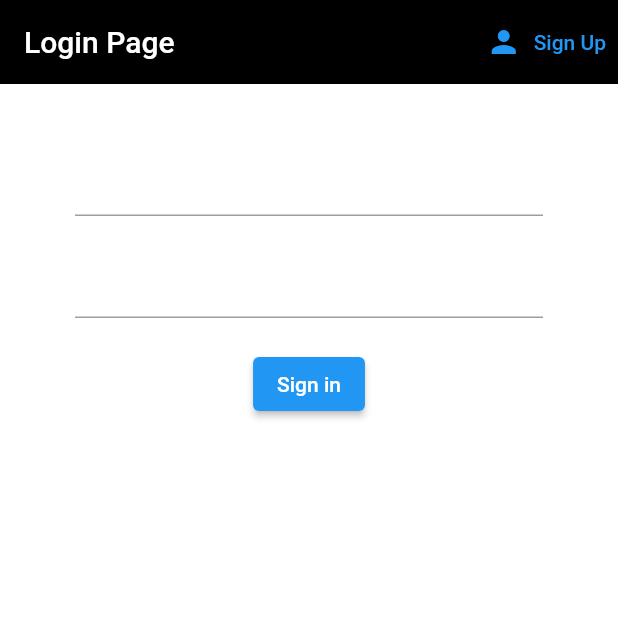
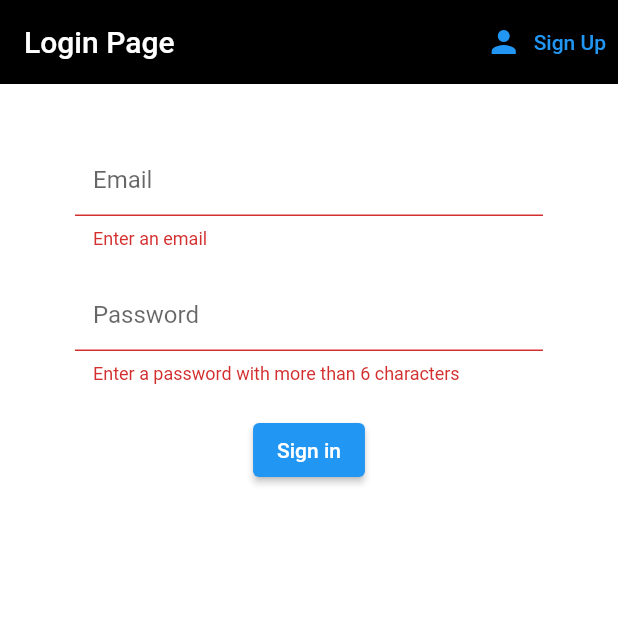
Before and after one commit to ronitdasgupta/covidbookingapp_repo, a Flutter app: the screen it shows after launch, after a tap on "Sign in", on a phone screen of 412 x 824 dp, the top half of it. Run offline on Flutter 3.47's test engine with Material 2 defaults, Android fonts, the phone set to English and light mode, and no system bars; our stand-ins replace firebase_auth, firebase_core; accounts and stored records are empty.

```diff
--- a/lib/screens/authenticate/register.dart
+++ b/lib/screens/authenticate/register.dart
@@ -1,4 +1,5 @@
 import 'package:covidbookingapp_repo/services/auth.dart';
+import 'package:covidbookingapp_repo/shared/constants.dart';
 import 'package:flutter/material.dart';
 
 class Register extends StatefulWidget {
@@ -46,6 +47,7 @@ class _RegisterState extends State<Register> {
             children: <Widget> [
               SizedBox(height: 20.0),
               TextFormField(
+                decoration: textInputDecoration.copyWith(hintText: 'Email'),
                 validator: (String? value){
                   if(value != null && value.isEmpty){
                     return 'Enter an email';
@@ -59,6 +61,7 @@ class _RegisterState extends State<Register> {
               ),
               SizedBox(height: 20.0),
               TextFormField(
+                  decoration: textInputDecoration.copyWith(hintText: 'Password'),
                   obscureText: true,
                   validator: (String? value){
                     if(value != null && value.length < 6){
--- a/lib/screens/authenticate/sign_in.dart
+++ b/lib/screens/authenticate/sign_in.dart
@@ -1,5 +1,7 @@
 import 'package:covidbookingapp_repo/services/auth.dart';
 import 'package:flutter/material.dart';
+
+import '../../shared/constants.dart';
 
 class SignIn extends StatefulWidget {
 
@@ -15,10 +17,12 @@ class SignIn extends StatefulWidget {
 class _SignInState extends State<SignIn> {
 
   final AuthService _auth = AuthService();
+  final _formKey = GlobalKey<FormState>();
 
   // text field state
   String email = '';
   String password = '';
+  String error = '';
 
   @override
   Widget build(BuildContext context) {
@@ -41,17 +45,32 @@ class _SignInState extends State<SignIn> {
       body: Container(
         padding: EdgeInsets.symmetric(vertical: 20.0, horizontal: 50.0),
         child: Form(
+          key: _formKey,
           child: Column(
             children: <Widget> [
               SizedBox(height: 20.0),
               TextFormField(
+                  decoration: textInputDecoration.copyWith(hintText: 'Email'),
+                  validator: (String? value){
+                    if(value != null && value.isEmpty){
+                      return 'Enter an email';
+                    }
+                    return null;
+                  },
                 onChanged: (val) {
                   setState(() => email = val);
                 }
               ),
               SizedBox(height: 20.0),
               TextFormField(
+                decoration: textInputDecoration.copyWith(hintText: 'Password'),
                 obscureText: true,
+                  validator: (String? value){
+                    if(value != null && value.length < 6){
+                      return 'Enter a password with more than 6 characters';
+                    }
+                    return null;
+                  },
                 onChanged: (val) {
                   setState(() => password = val);
                 }
@@ -63,10 +82,20 @@ class _SignInState extends State<SignIn> {
                   style: TextStyle(color: Colors.white),
                 ),
                 onPressed: () async {
-                  print(email);
-                  print(password);
+                  if(_formKey.currentState!.validate()){
+                    dynamic result = await _auth.signInWithEmailAndPassword(email, password);
+                    // Validating through Firebase
+                    if(result == null) {
+                      setState(() => error = 'please change the credentials');
+                    }
+                  }
                 }
-              )
+              ),
+              SizedBox(height: 12.0),
+              Text(
+                error,
+                style: TextStyle(color: Colors. red, fontSize: 14.0),
+              ),
             ],
           ),
         ),
--- a/lib/screens/wrapper.dart
+++ b/lib/screens/wrapper.dart
@@ -18,11 +18,11 @@ class Wrapper extends StatelessWidget {
     // return either Home or Authenticate widget
     if(user == null){
       return Authenticate();
-    } /*else if(user.uid == "AKjOEhHOlqXPRLaSXkLc6fm9wah2"){
+    } else if(user.uid == "HHOAwvimWNdGlmGnjD3i2VFuFA82"){
       return Manager();
-    }*/
+    }
      else{
-      return Manager();
+      return Customer();
     }
   }
 }
--- a/lib/services/auth.dart
+++ b/lib/services/auth.dart
@@ -51,6 +51,16 @@ class AuthService{
     }
   }
   // sign in with email & password
+  Future signInWithEmailAndPassword(String email, String password) async {
+    try{
+      UserCredential result = await _auth.signInWithEmailAndPassword(email: email, password: password);
+      User? user = result.user;
+      return _userFromFirebaseUser(user);
+    } catch(e){
+      print(e.toString());
+      return null;
+    }
+  }
 
   // register with email & password
   Future registerWithEmailAndPassword(String email, String password) async {
--- /dev/null
+++ b/lib/shared/constants.dart
@@ -0,0 +1,12 @@
+import 'package:flutter/material.dart';
+
+const textInputDecoration = InputDecoration(
+  fillColor: Colors.white,
+  filled: true,
+  enabledBorder: OutlineInputBorder(
+  borderSide: BorderSide(color: Colors.white, width: 2.0)
+  ),
+  focusedBorder: OutlineInputBorder(
+  borderSide: BorderSide(color: Colors.black, width: 2.0)
+  ),
+  );
```
Also changed, not shown: lib/screens/home/customer.dart (+19 -3 lines).
